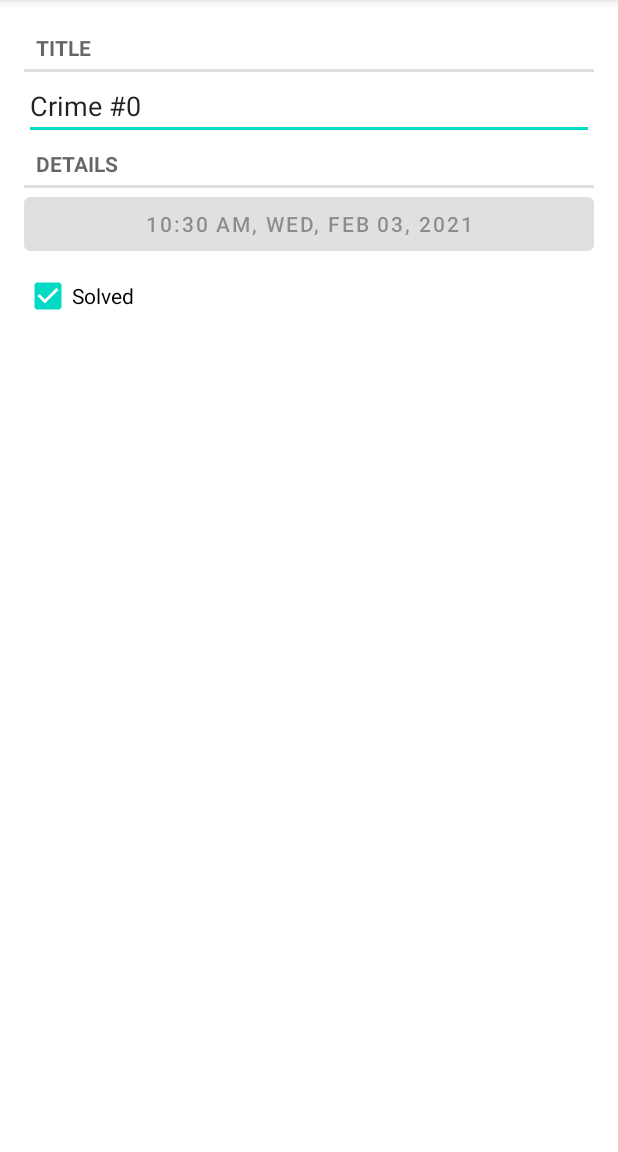
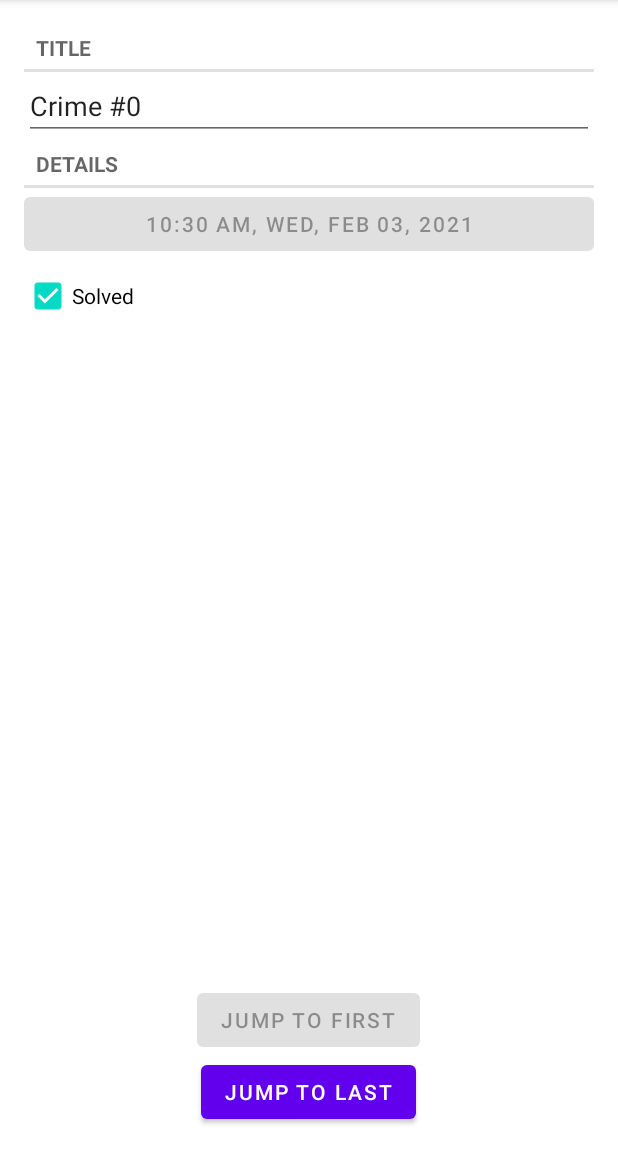
Before and after one commit to HeAohow/BigNerd, an Android app: the screen it shows after launch (MainActivity before the commit, CrimePagerActivity after it), after a tap on an icon or button, on a phone screen of 412 x 824 dp, the part 84-1236 px from its top. Run offline under Robolectric (Android 15) with nearby library versions, the phone set to English and light mode, and no system bars.

Commit message:
chap-11 completed;

```diff
--- a/CriminalIntent/app/src/main/AndroidManifest.xml
+++ b/CriminalIntent/app/src/main/AndroidManifest.xml
@@ -9,13 +9,15 @@
         android:roundIcon="@mipmap/ic_launcher_round"
         android:supportsRtl="true"
         android:theme="@style/Theme.CriminalIntent">
+        <activity android:name=".CrimePagerActivity"></activity>
         <activity android:name=".CrimeListActivity">
             <intent-filter>
                 <action android:name="android.intent.action.MAIN" />
+
                 <category android:name="android.intent.category.LAUNCHER" />
             </intent-filter>
         </activity>
-        <activity android:name=".MainActivity"></activity>
+        <activity android:name=".MainActivity" />
     </application>
 
 </manifest>
--- a/CriminalIntent/app/src/main/java/com/heao/criminalintent/CrimeListFragment.java
+++ b/CriminalIntent/app/src/main/java/com/heao/criminalintent/CrimeListFragment.java
@@ -56,7 +56,8 @@ public class CrimeListFragment extends Fragment {
 
         @Override
         public void onClick(View view) {
-            Intent intent = MainActivity.newIntent(getActivity(), mCrime.getId());
+//            Intent intent = MainActivity.newIntent(getActivity(), mCrime.getId());
+            Intent intent = CrimePagerActivity.newIntent(getActivity(), mCrime.getId());
             startActivityForResult(intent, REQUEST_CRIME);
         }
     }
--- /dev/null
+++ b/CriminalIntent/app/src/main/java/com/heao/criminalintent/CrimePagerActivity.java
@@ -0,0 +1,82 @@
+package com.heao.criminalintent;
+
+import androidx.annotation.NonNull;
+import androidx.appcompat.app.AppCompatActivity;
+import androidx.fragment.app.Fragment;
+import androidx.fragment.app.FragmentManager;
+import androidx.fragment.app.FragmentStatePagerAdapter;
+import androidx.viewpager2.adapter.FragmentStateAdapter;
+import androidx.viewpager2.widget.ViewPager2;
+
+import android.content.Context;
+import android.content.Intent;
+import android.os.Bundle;
+import android.view.View;
+import android.widget.Button;
+
+import java.util.List;
+import java.util.UUID;
+
+public class CrimePagerActivity extends AppCompatActivity {
+    private static final String EXTRA_CRIME_ID = "com.heao.criminalintent.crime_id";
+    private ViewPager2 mViewPager;
+    private Button mToFirstButton;
+    private Button mToLastButton;
+    private List<Crime> mCrimes;
+
+    public static Intent newIntent(Context packageContext, UUID crimeId) {
+        Intent intent = new Intent(packageContext, CrimePagerActivity.class);
+        intent.putExtra(EXTRA_CRIME_ID, crimeId);
+        return intent;
+    }
+
+    @Override
+    protected void onCreate(Bundle savedInstanceState) {
+        super.onCreate(savedInstanceState);
+        setContentView(R.layout.activity_crime_pager);
+        UUID crimeId = (UUID) getIntent().getSerializableExtra(EXTRA_CRIME_ID);
+
+        mViewPager = findViewById(R.id.crime_view_pager);
+        mToFirstButton = findViewById(R.id.to_first_button);
+        mToLastButton = findViewById(R.id.to_last_button);
+
+        mCrimes = CrimeLab.get(this).getCrimes();
+
+        mViewPager.setAdapter(new FragmentStateAdapter(this) {
+            @NonNull
+            @Override
+            public Fragment createFragment(int position) {
+                Crime crime = mCrimes.get(position);
+                return CrimeFragment.newInstance(crime.getId());
+            }
+
+            @Override
+            public int getItemCount() {
+                return mCrimes.size();
+            }
+        });
+        mViewPager.registerOnPageChangeCallback(new ViewPager2.OnPageChangeCallback() {
+            @Override
+            public void onPageSelected(int position) {
+                super.onPageSelected(position);
+                mToFirstButton.setEnabled(true);
+                mToLastButton.setEnabled(true);
+                if (position == 0) {
+                    mToFirstButton.setEnabled(false);
+                } else if (position == mCrimes.size() - 1) {
+                    mToLastButton.setEnabled(false);
+                }
+            }
+        });
+        mToFirstButton.setOnClickListener((v) -> mViewPager.setCurrentItem(0));
+        mToLastButton.setOnClickListener((v) -> mViewPager.setCurrentItem(mCrimes.size() - 1));
+
+        // 将CrimePage定位到之前点击的item页面
+        for (int i = 0; i < mCrimes.size(); i++) {
+            if (mCrimes.get(i).getId().equals(crimeId)) {
+                mViewPager.setCurrentItem(i);
+                break;
+            }
+        }
+    }
+}
--- /dev/null
+++ b/CriminalIntent/app/src/main/res/layout/activity_crime_pager.xml
@@ -0,0 +1,38 @@
+<?xml version="1.0" encoding="utf-8"?>
+<LinearLayout xmlns:android="http://schemas.android.com/apk/res/android"
+    xmlns:tools="http://schemas.android.com/tools"
+    android:layout_width="match_parent"
+    android:layout_height="match_parent"
+    android:orientation="vertical">
+
+    <androidx.viewpager2.widget.ViewPager2
+        android:id="@+id/crime_view_pager"
+        android:layout_width="match_parent"
+        android:layout_height="546dp"
+        android:layout_weight="1"
+        tools:context=".CrimePagerActivity">
+
+    </androidx.viewpager2.widget.ViewPager2>
+
+    <LinearLayout
+        android:layout_width="match_parent"
+        android:layout_height="wrap_content"
+        android:layout_weight="0"
+        android:padding="16dp"
+        android:orientation="vertical">
+
+        <Button
+            android:id="@+id/to_first_button"
+            android:layout_width="wrap_content"
+            android:layout_height="wrap_content"
+            android:layout_gravity="center_horizontal|bottom"
+            android:text="@string/to_first" />
+
+        <Button
+            android:id="@+id/to_last_button"
+            android:layout_width="wrap_content"
+            android:layout_height="wrap_content"
+            android:layout_gravity="center_horizontal"
+            android:text="@string/to_last" />
+    </LinearLayout>
+</LinearLayout>
--- a/CriminalIntent/app/src/main/res/layout/fragment_crime.xml
+++ b/CriminalIntent/app/src/main/res/layout/fragment_crime.xml
@@ -2,8 +2,8 @@
 <LinearLayout xmlns:android="http://schemas.android.com/apk/res/android"
     android:layout_width="match_parent"
     android:layout_height="match_parent"
-    android:layout_margin="16dp"
-    android:orientation="vertical">
+    android:orientation="vertical"
+    android:padding="16dp">
 
     <TextView
         style="?android:listSeparatorTextViewStyle"
--- a/CriminalIntent/app/src/main/res/values/strings.xml
+++ b/CriminalIntent/app/src/main/res/values/strings.xml
@@ -4,4 +4,7 @@
     <string name="crime_title_label">Title</string>
     <string name="crime_details_label">Details</string>
     <string name="crime_solved_label">Solved</string>
+    <string name="to_first">Jump to first</string>
+    <string name="to_last">Jump to last</string>
+
 </resources>
```
